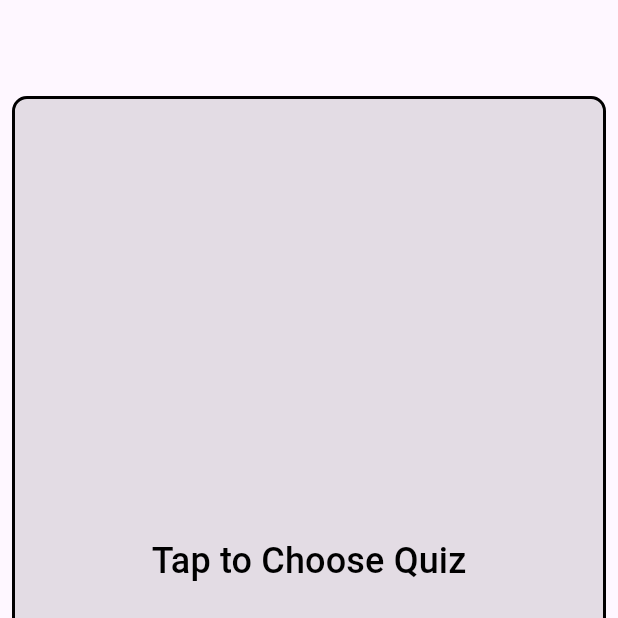
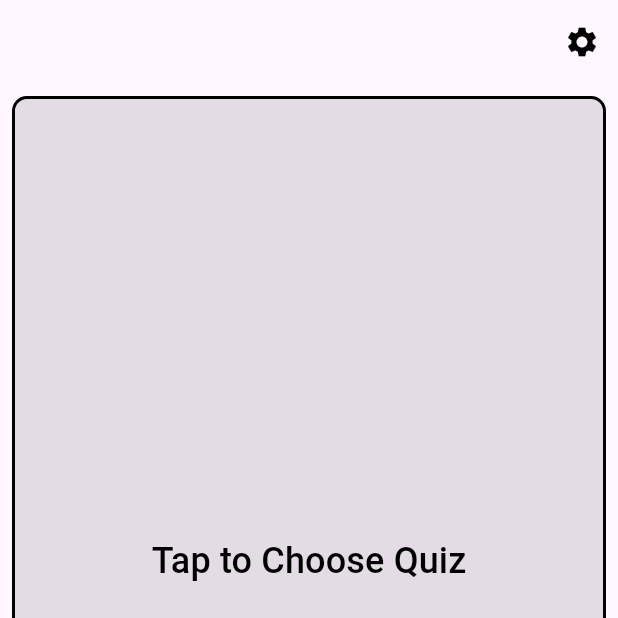
Before and after one commit to varad615/Mathsense-flutter, a Flutter app: the HomePage screen opened directly, on a phone screen of 412 x 824 dp, the top half of it. Run offline on Flutter 3.47's test engine with Material 3 defaults, Android fonts, the phone set to English and light mode, and no system bars; our stand-ins replace flutter_tts, shared_preferences, speech_to_text, webview_flutter; accounts and stored records are empty.

```diff
--- a/lib/home_page.dart
+++ b/lib/home_page.dart
@@ -1,5 +1,6 @@
 import 'package:flutter/material.dart';
 import 'package:mathsense/setting.dart';
+import 'package:shared_preferences/shared_preferences.dart';
 import 'package:speech_to_text/speech_recognition_result.dart';
 import 'package:speech_to_text/speech_to_text.dart';
 import 'package:flutter_tts/flutter_tts.dart';
@@ -23,6 +24,7 @@ class _HomePageState extends State<HomePage> {
   bool _isSpeaking = true; // Flag to disable button while speaking
   String _wordsSpoken = "";
   bool _aboutPageOpened = false; // Flag to prevent multiple navigations
+  double _speechRate = 0.5; // Default value
 
   @override
   void initState() {
@@ -44,9 +46,15 @@ class _HomePageState extends State<HomePage> {
   }
 
   Future<void> _speakInitialMessage() async {
+    final prefs = await SharedPreferences.getInstance();
+
+    // Check if speechRate exists in SharedPreferences, else keep default (0.5)
+    _speechRate = prefs.getDouble('speechRate') ?? 0.5;
+
     await _flutterTts.setLanguage("en-US");
     await _flutterTts.setPitch(1.0);
-    await _flutterTts.setSpeechRate(0.5);
+    await _flutterTts.setSpeechRate(_speechRate); // Set speech rate
+
     await _flutterTts
         .speak("Tap on the screen and say what skill you want to practice "
             "like addition, subtraction, multiplication, or division.");
@@ -119,20 +127,20 @@ class _HomePageState extends State<HomePage> {
       appBar: AppBar(
         automaticallyImplyLeading: false,
         // title: Text("Home Page"),
-        // actions: [
-        //   IconButton(
-        //     icon: Icon(
-        //       Icons.settings,
-        //       color: Colors.black,
-        //     ),
-        //     onPressed: () {
-        //       Navigator.push(
-        //         context,
-        //         MaterialPageRoute(builder: (context) => SettingsPage()),
-        //       );
-        //     },
-        //   ),
-        // ],
+        actions: [
+          IconButton(
+            icon: Icon(
+              Icons.settings,
+              color: Colors.black,
+            ),
+            onPressed: () {
+              Navigator.push(
+                context,
+                MaterialPageRoute(builder: (context) => SettingsPage()),
+              );
+            },
+          ),
+        ],
       ),
       body: SafeArea(
         top: true,
```
